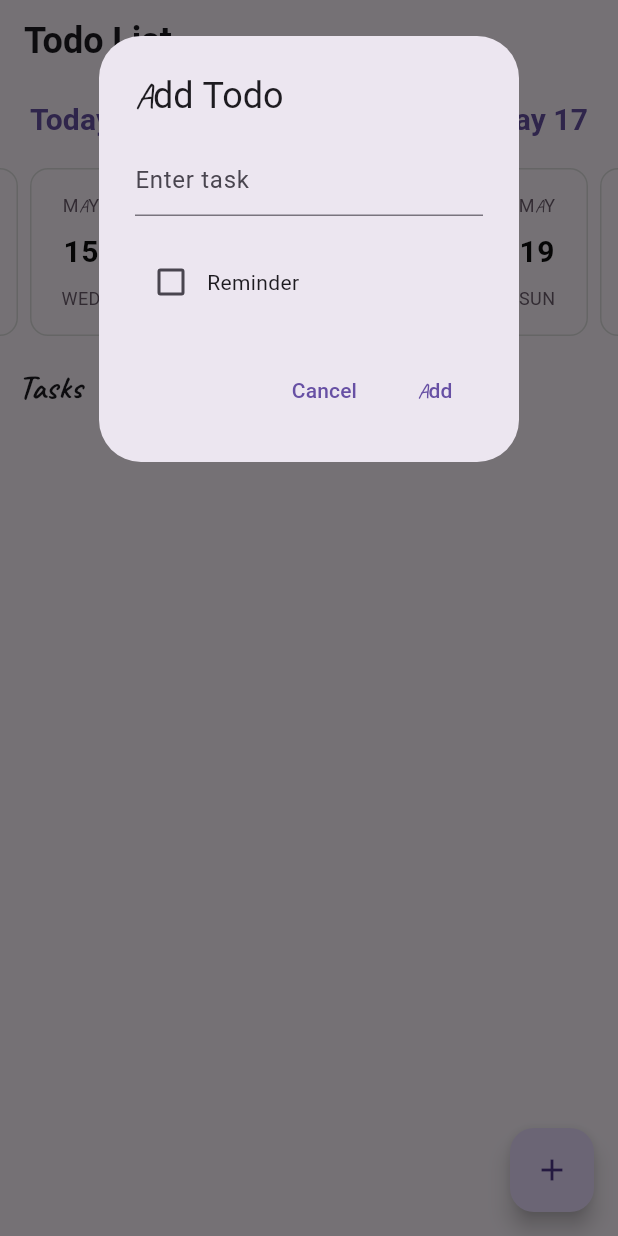
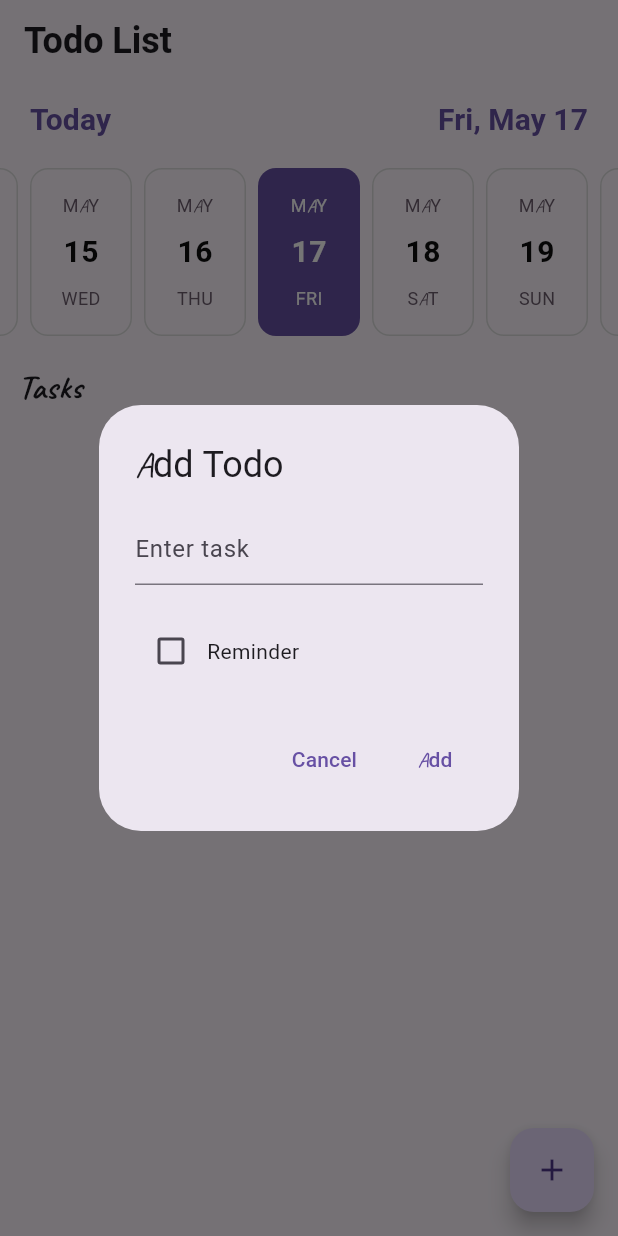
Before and after one commit to Shrest4647/minimal-todo-app, a Flutter app: the screen it shows after launch, after a tap on the "add" icon, on a phone screen of 412 x 824 dp. Run offline on Flutter 3.47's test engine with Material 3 defaults, Android fonts, the light colour scheme and no system bars; drawn by our look-alikes of easy_date_timeline; our stand-ins replace date_field, google_fonts, sqflite; accounts and stored records are empty; Roboto replaces fonts that are missing (Poly, Satisfy).

Commit message:
Wrapped in center

```diff
--- a/lib/main.dart
+++ b/lib/main.dart
@@ -335,7 +335,8 @@ class _TodoListScreenState extends State<TodoListScreen> {
     showDialog(
       context: context,
       builder: (context) {
-        return SingleChildScrollView(
+        return Center(
+          child: SingleChildScrollView(
             child: StatefulBuilder(
               builder: (context, setState) {
                 return AlertDialog(
@@ -426,6 +427,7 @@ class _TodoListScreenState extends State<TodoListScreen> {
                 );
               },
             ),
+          ),
         );
       },
     );
```
Lines whose indentation alone changed are shown as unchanged.
